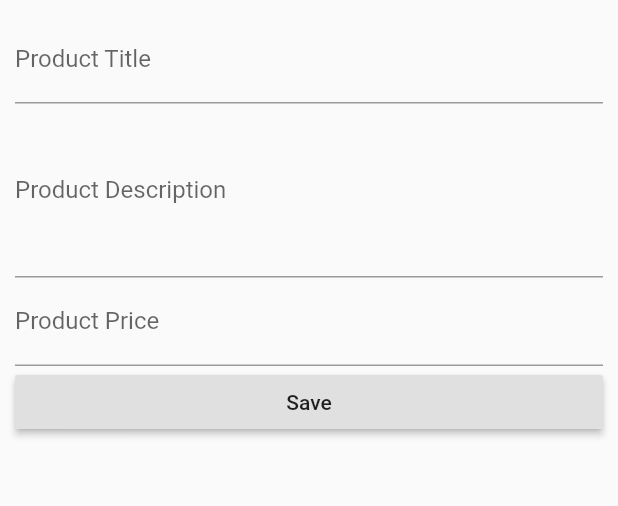
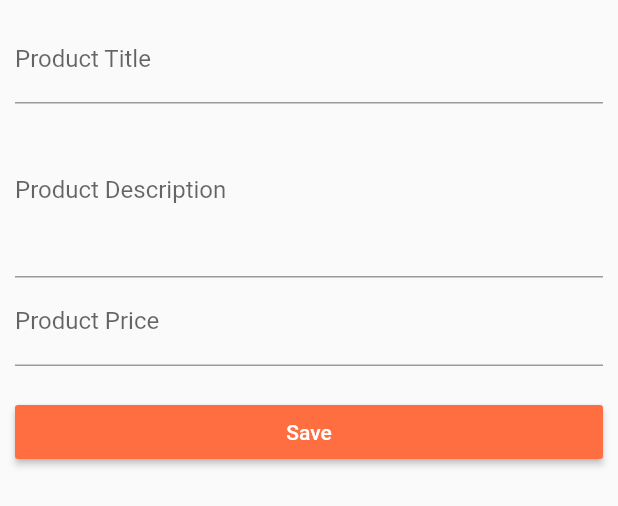
Before and after one commit to dwirandyh/flutter-basic, a Flutter app: the ProductCreatePage widget shown alone on an empty page, opened directly, after a tap on "Save", on a phone screen of 412 x 824 dp. Shown: the top 506 px of the screen. Run offline on Flutter 3.47's test engine with Material 2 defaults, Android fonts, the phone set to English and light mode, and no system bars.

Commit message:
Improving Button

```diff
--- a/1 Easy Food List/lib/pages/product_create.dart
+++ b/1 Easy Food List/lib/pages/product_create.dart
@@ -46,7 +46,10 @@ class _ProductCreatePage extends State<ProductCreatePage> {
               });
             },
           ),
+          SizedBox(height: 20.0),
           RaisedButton(
+            color: Theme.of(context).accentColor,
+            textColor: Colors.white,
             child: Text('Save'),
             onPressed: () {
               final Map<String, dynamic> product = {
@@ -56,6 +59,8 @@ class _ProductCreatePage extends State<ProductCreatePage> {
                 'price': priceValue
               };
               widget.addProduct(product);
+
+              Navigator.pushReplacementNamed(context, '/');
             },
           )
         ],
```
